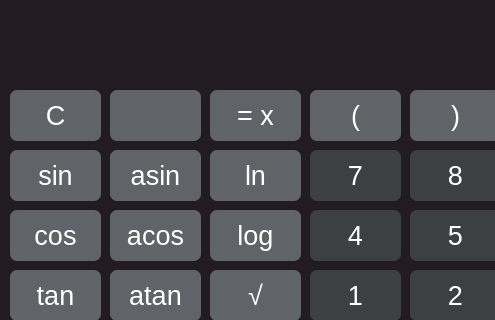
This is view/view.ui in mrdamos69/SmartCalc_v2.0 as Qt 5 draws it before an edit; both pictures show x 0 to 495 and y 0 to 320 of the 709 by 482 pixel window. The edited form follows.
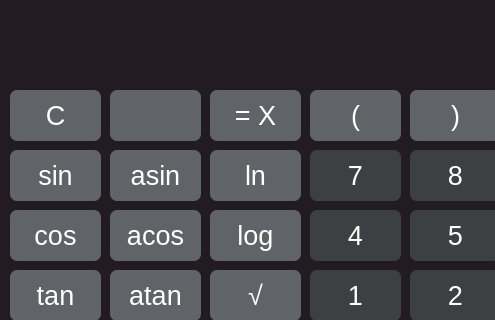
This is the edited form.

What changed in the file:
```diff
--- a/view/view.ui
+++ b/view/view.ui
@@ -918,7 +918,7 @@
 }</string>
     </property>
     <property name="text">
-     <string>= x</string>
+     <string>= X</string>
     </property>
    </widget>
    <widget class="QPushButton" name="pushButton_atan">
```
